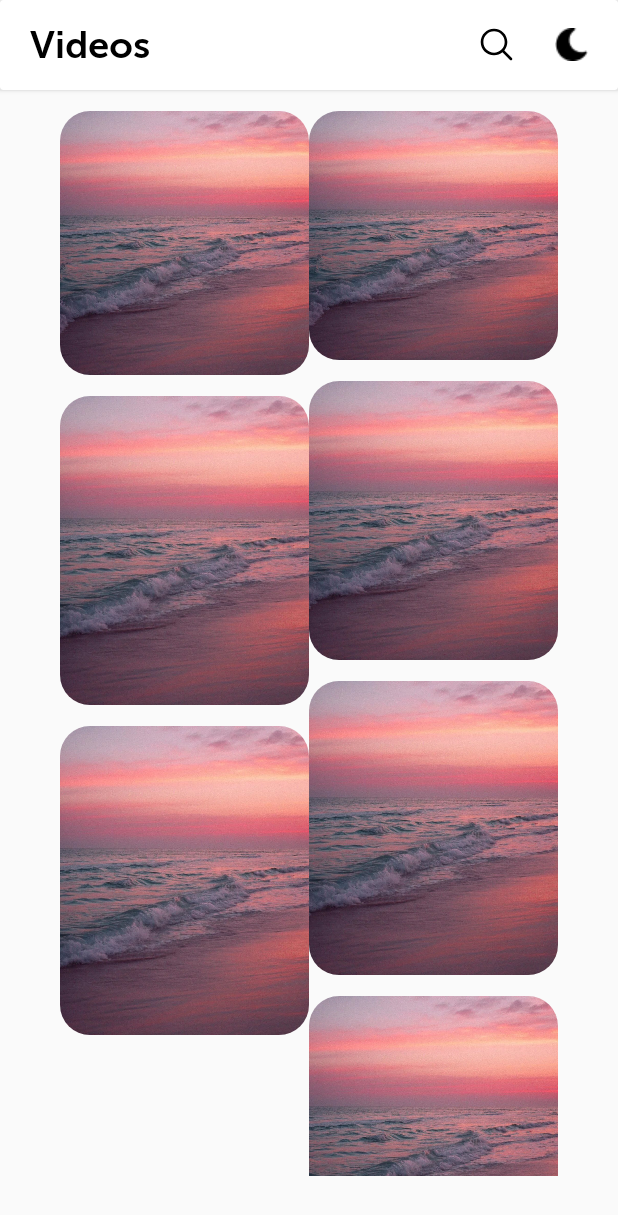
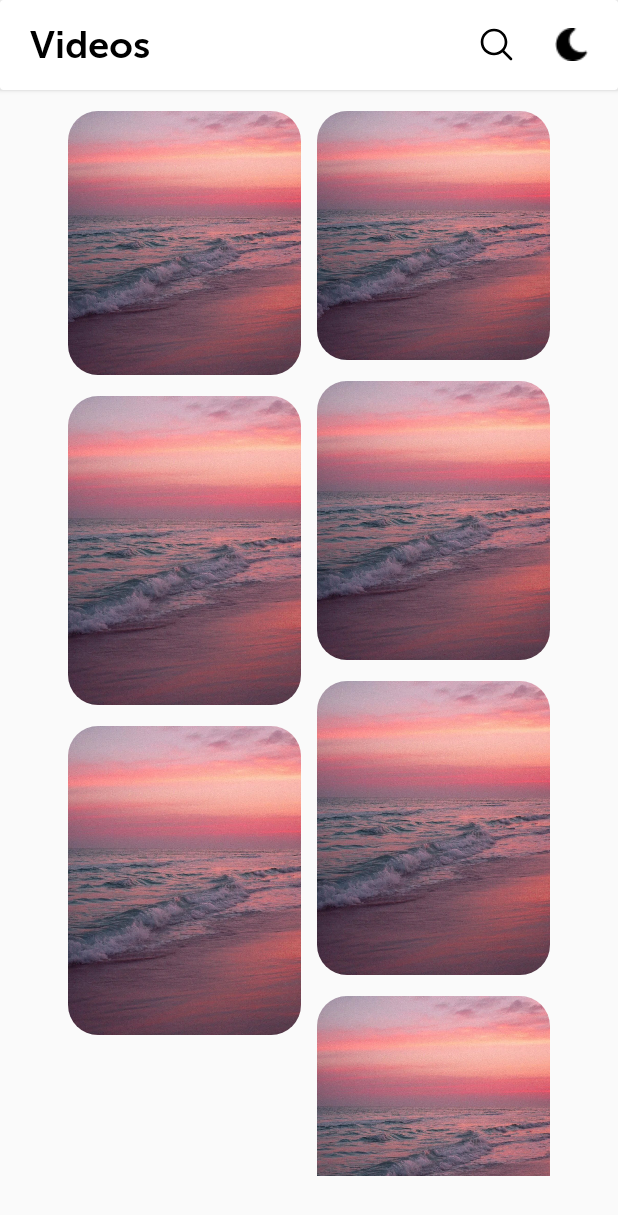
Before and after one commit to andreidevo/JustRelax, an Android app: the screen it shows after launch (MainActivity), on a phone screen of 412 x 824 dp. Shown: the top 1215 px of the screen. Run offline under Robolectric (Android 15) with nearby library versions, the phone set to English and light mode, and no system bars.

Commit message:
:fixed importan bug

```diff
--- a/app/src/main/java/justrelax/justrelax/MainActivity.kt
+++ b/app/src/main/java/justrelax/justrelax/MainActivity.kt
@@ -21,40 +21,35 @@ import org.w3c.dom.Text
 import java.util.ArrayList
 import android.text.Editable
 import android.util.Log
+import android.view.animation.Animation
+import android.view.animation.AnimationUtils
 
 
-// question: Main screen
-// question:
 class MainActivity : AppCompatActivity() {
 
     private var mAdapter: RecyclerView.Adapter<*>? = null
+    private var exampleList = ArrayList<VideoClass>()
 
-    private var exampleList = ArrayList<VideoClass>()
 
     override fun onCreate(savedInstanceState: Bundle?) {
         super.onCreate(savedInstanceState)
         setContentView(R.layout.activity_main)
+
         var mod : ImageView = findViewById(R.id.mod)
         var search : ImageView = findViewById(R.id.search)
         var texthead : TextView = findViewById(R.id.textHead)
         var CardSearch : CardView = findViewById(R.id.CardSearch)
         var EditText : EditText = findViewById(R.id.EditText)
         var recyclerView: RecyclerView = findViewById(R.id.recycle)
-        //recyclerView.setNestedScrollingEnabled(false)
-        //var recyclerView1: RecyclerView = findViewById(R.id.recycle1)
-
+        var key  = false
         EditText.getBackground().setColorFilter(Color.parseColor("#f1efef"), PorterDuff.Mode.SRC_IN);
-        var key: Boolean = false
-
         EditText.addTextChangedListener(object : TextWatcher {
             override fun afterTextChanged(s: Editable) {
                 // TODO Auto-generated method stub
             }
-
             override fun beforeTextChanged(s: CharSequence, start: Int, count: Int, after: Int) {
                 // TODO Auto-generated method stub
             }
-
             override fun onTextChanged(s: CharSequence, start: Int, before: Int, count: Int) {
 
                     //METOD SEARCH
@@ -62,7 +57,6 @@ class MainActivity : AppCompatActivity() {
                    SetAdapterByList(recyclerView, List)
             }
         })
-
         search.setOnClickListener {
             search.visibility = View.INVISIBLE
             mod.setImageDrawable(getResources().getDrawable(R.drawable.ic_cancel_music))
@@ -72,45 +66,36 @@ class MainActivity : AppCompatActivity() {
             //exoPlayer
         }
         mod.setOnClickListener {
-            if( key == true)
+            if(key)
             {
                 search.visibility = View.VISIBLE
                 mod.setImageDrawable(getResources().getDrawable(R.drawable.moonblack))
                 key = false
                 texthead.visibility = View.VISIBLE
                 CardSearch.visibility = View.INVISIBLE
-
-
             }
-            // switch mod
-
-        }//suggered grid layout manager grif layout
-
-        //recyclerView1.setNestedScrollingEnabled(false)
+        }
+        var animation:Animation =  AnimationUtils.loadAnimation(this, R.anim.anim1)
         SetAdapter(recyclerView)
-        //SetAdapterClone(recyclerView1)
     }
     fun searcher( searchTag : String, exampleList: ArrayList<VideoClass> ) : ArrayList<VideoClass> {
         var searchList = ArrayList<VideoClass>()
         for (vid in exampleList) {
-
             for (tag in vid.tag.split("#"))
-
                 if (tag == searchTag)
                     searchList.add(vid)
         }
         return searchList
     }
-    private var mRecyclerView: RecyclerView? = null
     private var mLayoutManager: RecyclerView.LayoutManager? = null
     fun SetAdapterByList(recyclerView: RecyclerView, lister : ArrayList<VideoClass>) {
+        var Grid = StaggeredGridLayoutManager(2, StaggeredGridLayoutManager.VERTICAL)
+        recyclerView.layoutManager = Grid
         mLayoutManager = LinearLayoutManager(this)
         mAdapter = VideoAdapterKot(lister, findViewById(R.id.con1))
-        recyclerView.layoutManager = mLayoutManager
         recyclerView.adapter = mAdapter
     }
     fun SetAdapter(recyclerView: RecyclerView) {
-
         /* Set names of paragraphs */
         exampleList.add(VideoClass(0, "шар", "//https","#ball","omg",190))
         exampleList.add(VideoClass(22, "13", "//https","#top","omg",180))
@@ -119,7 +104,6 @@ class MainActivity : AppCompatActivity() {
         exampleList.add(VideoClass(22, "13", "//https","#ball","omg",210))
         exampleList.add(VideoClass(22, "13", "//https","#ball","omg",220))
         exampleList.add(VideoClass(22, "13", "//https","#ball","omg",200))
-
         var Grid = StaggeredGridLayoutManager(2, StaggeredGridLayoutManager.VERTICAL)
         recyclerView.layoutManager = Grid
         mLayoutManager = LinearLayoutManager(this)
--- a/app/src/main/java/justrelax/justrelax/video.kt
+++ b/app/src/main/java/justrelax/justrelax/video.kt
@@ -19,8 +19,6 @@ class video : AppCompatActivity() {
     override fun onCreate(savedInstanceState: Bundle?) {
         super.onCreate(savedInstanceState)
         setContentView(R.layout.activity_video)
-
-
     }
 
 }
--- /dev/null
+++ b/app/src/main/res/anim/anim1.xml
@@ -0,0 +1,9 @@
+<?xml version="1.0" encoding="utf-8"?>
+<set xmlns:android="http://schemas.android.com/apk/res/android"  android:shareInterpolator="false">
+    <alpha
+            android:duration="5000"
+            android:fromAlpha="0.0"
+            android:startOffset="0"
+            android:toAlpha="1.0" >
+    </alpha>
+</set>
--- a/app/src/main/res/layout/fragment_video.xml
+++ b/app/src/main/res/layout/fragment_video.xml
@@ -9,6 +9,8 @@
             android:layout_width="match_parent"
             android:layout_height="match_parent"
             app:cardCornerRadius="20dp"
+        android:layout_marginRight="5dp"
+        android:layout_marginLeft="5dp"
             android:elevation="0dp"
             android:layout_gravity="center"
             android:layout_marginTop="14dp"
```
Also changed, not shown: app/src/main/AndroidManifest.xml (+5 -3 lines), app/src/main/java/justrelax/justrelax/FragVideo.kt (+1 -6 lines), app/src/main/java/justrelax/justrelax/VideoAdapterKot.kt (+3 -6 lines), app/src/main/res/layout/popupfragment.xml (+52 -0 lines), app/src/main/res/anim/alpha.xml (renamed from app/src/main/res/animator/alpha.xml).
